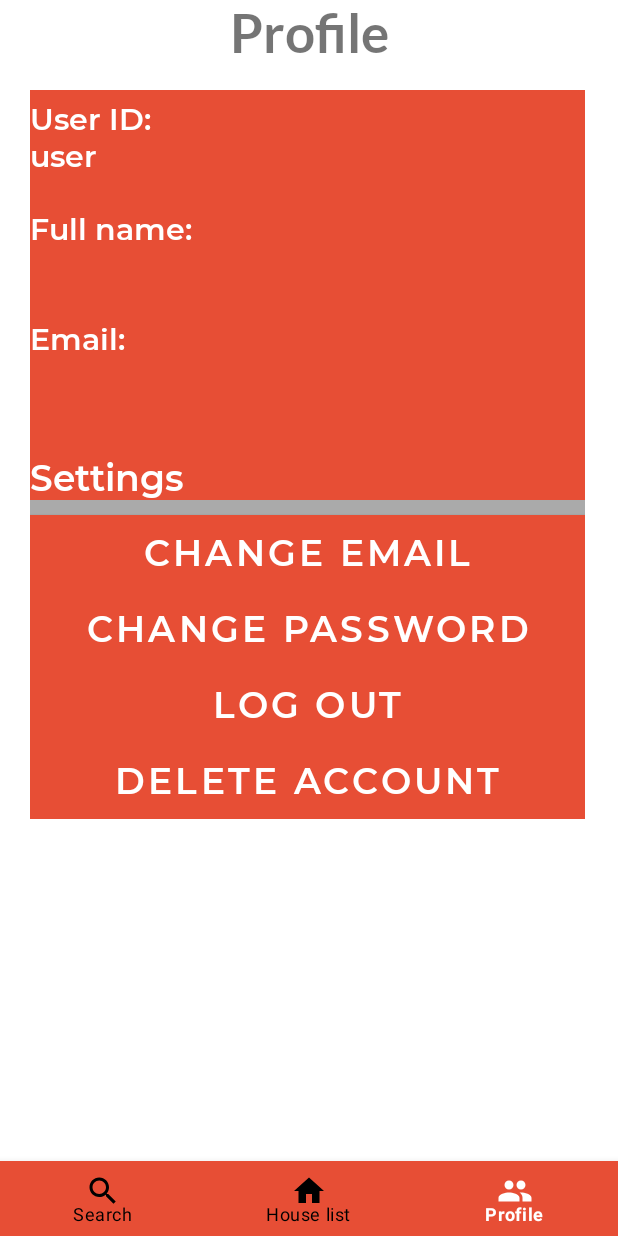
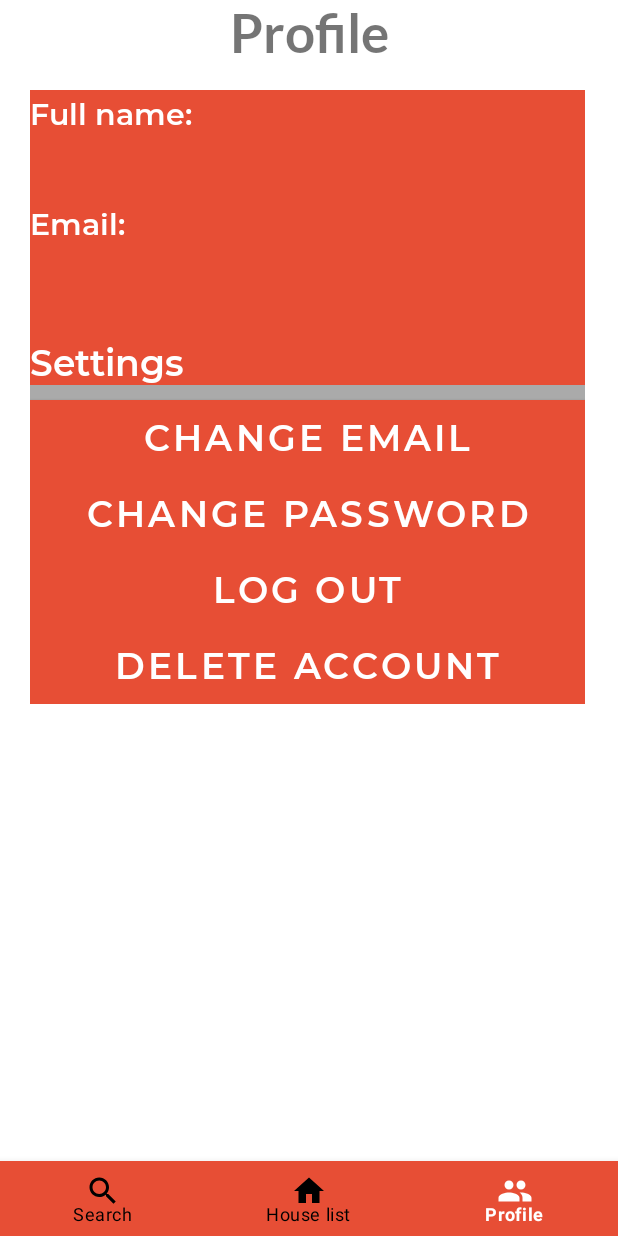
Before and after one commit to sergioparamo/student-housing-app, an Android app: the StudentProfile screen opened through its navigation route, on a phone screen of 412 x 824 dp. Run offline under Robolectric (Android 15) with nearby library versions, the phone set to English and light mode, and no system bars; our stand-ins replace Firebase (no records; nobody signed in at launch, a user with empty details on screens opened directly), Picasso, navigation-ui; libraries missing offline, so code that uses them is left out: com.firebase.ui.

Commit message:
Fixed filter search, resized and redesigned houses layouts, removed some unused code

```diff
--- a/app/src/main/AndroidManifest.xml
+++ b/app/src/main/AndroidManifest.xml
@@ -19,7 +19,7 @@
         android:theme="@style/AppTheme">
         <meta-data
             android:name="com.google.android.geo.API_KEY"
-            android:value="${MAPS_API_KEY}" />
+            android:value="AIzaSyBq1WDMggS_yt-yHCjqtDhc1T_xOSoIpVs" />
         <activity android:name=".models.Login" />
         <activity android:name=".Register" />
         <activity android:name=".views.HouseItemCard" />
--- a/app/src/main/java/cat/itb/studenthousing/MainActivity.java
+++ b/app/src/main/java/cat/itb/studenthousing/MainActivity.java
@@ -120,8 +120,6 @@ public class MainActivity extends AppCompatActivity {
                 Toast.makeText(MainActivity.this, "You logged out!", Toast.LENGTH_LONG).show();
             }
         });
-
-        onBackPressed();
 
     }
 
--- a/app/src/main/java/cat/itb/studenthousing/adapters/SelectedHousesRecyclerViewAdapter.java
+++ b/app/src/main/java/cat/itb/studenthousing/adapters/SelectedHousesRecyclerViewAdapter.java
@@ -83,7 +83,6 @@ public class SelectedHousesRecyclerViewAdapter extends RecyclerView.Adapter<Sele
                                 Picasso.get().load(house.getPicture()).fit().centerCrop().into(holder.picture);
 
                                 holder.title.setText("Title: " + '\n' + document.getString("title"));
-                                holder.applicationId.setText("Application ID: " + '\n' + houseApplicationArrayList.get(position).getApplicationId());
                                 holder.state.setText("State: " + houseApplicationArrayList.get(position).getState());
 
                             }
@@ -143,7 +142,7 @@ public class SelectedHousesRecyclerViewAdapter extends RecyclerView.Adapter<Sele
 
     public class ViewHolder extends RecyclerView.ViewHolder {
 
-        public TextView title, applicationId, state;
+        public TextView title, state;
         public ImageView picture;
 
         public ViewHolder(@NonNull View itemView) {
@@ -151,7 +150,6 @@ public class SelectedHousesRecyclerViewAdapter extends RecyclerView.Adapter<Sele
 
             picture = itemView.findViewById(R.id.pictureSelectedHouseId);
             title = itemView.findViewById(R.id.titleSelectedHouseId);
-            applicationId = itemView.findViewById(R.id.applicationId);
             state = itemView.findViewById(R.id.stateId);
 
 
--- a/app/src/main/java/cat/itb/studenthousing/fragments/LandingPage.java
+++ b/app/src/main/java/cat/itb/studenthousing/fragments/LandingPage.java
@@ -52,7 +52,7 @@ import static cat.itb.studenthousing.MainActivity.availableHouseArrayList;
 import static cat.itb.studenthousing.MainActivity.housesIdWithApplicationList;
 import static cat.itb.studenthousing.fragments.SelectedHouses.selectedHousesRecyclerViewAdapter;
 
-public class LandingPage extends Fragment {
+public class LandingPage extends Fragment implements View.OnClickListener {
 
     public static FirebaseFirestore db;
     private RecyclerView mRecyclerView;
@@ -112,6 +112,7 @@ public class LandingPage extends Fragment {
         minPrice = v.findViewById(R.id.minPriceEditText);
         areaSpinner = v.findViewById(R.id.areaSpinner);
         searchButton = v.findViewById(R.id.searchButton);
+        searchButton.setOnClickListener(this);
         searchByMapImageView = v.findViewById(R.id.searchByMapImageView);
 
         ArrayAdapter<CharSequence> Spinneradapter = ArrayAdapter.createFromResource(getContext(), R.array.bcnareas, android.R.layout.simple_spinner_item);
@@ -131,46 +132,12 @@ public class LandingPage extends Fragment {
             }
         });
 
-        searchButton.setOnClickListener(new View.OnClickListener() {
+        searchByMapImageView.setOnClickListener(new View.OnClickListener() {
             @Override
             public void onClick(View v) {
 
+                Intent fromHouseItemCardToMapsActivity = new Intent(v.getContext(), MapsActivity.class);
 
-                minValue = minPrice.getText().toString();
-                maxValue = maxPrice.getText().toString();
-
-                int minVal, maxVal;
-
-                if (!TextUtils.isEmpty(minValue) && TextUtils.isDigitsOnly(minValue)) {
-
-                    minVal = Integer.parseInt(minValue);
-                } else {
-                    minVal = 0;
-                }
-
-                if (!TextUtils.isEmpty(maxValue) && TextUtils.isDigitsOnly(maxValue)) {
-                    maxVal = Integer.parseInt(maxValue);
-                } else {
-                    maxVal = 0;
-                }
-
-                if (maxVal == 0 || minVal == 0) {
-
-                    Toast.makeText(getContext(), "You have to add a value", Toast.LENGTH_LONG).show();
-
-                } else {
-                    loadHousesFromFilter(minVal, maxVal, area);
-                }
-
-            }
-        });
-
-        searchByMapImageView.setOnClickListener(new View.OnClickListener() {
-            @Override
-            public void onClick(View v) {
-                //To load fragment to search the house
-                Intent fromHouseItemCardToMapsActivity = new Intent(v.getContext(), MapsActivity.class);
-                //fromHouseItemCardToMapsActivity.putExtra("house", availableHouseArrayList);
                 startActivity(fromHouseItemCardToMapsActivity);
             }
         });
@@ -185,10 +152,10 @@ public class LandingPage extends Fragment {
             @Override
             public void onSwiped(RecyclerView.ViewHolder viewHolder, int swipeDir) {
                 Toast.makeText(getContext(), R.string.application_created, Toast.LENGTH_SHORT).show();
-                //Remove swiped item from list and notify the RecyclerView
+
                 int position = viewHolder.getAbsoluteAdapterPosition();
 
-                //crear aplicacion
+
                 String userId = FirebaseAuth.getInstance().getCurrentUser().getUid();
                 Random random = new Random();
                 HouseApplication houseApplication = new HouseApplication((userId + "_" + random.nextInt(999)), availableHouseArrayList.get(position).getHouseId(), userId, "Waiting for selection");
@@ -209,10 +176,10 @@ public class LandingPage extends Fragment {
 
         return v;
     }
-    //This method will first create an array list of Strings with all the houses ID on the "applications" table
-    // Then it will execute a query to retrieve all the houses that are not on the array list (available)
 
     public void loadAvailableHouses() {
+
+        availableHouseArrayList.removeAll(availableHouseArrayList);
 
 
         db.collection("applications")
@@ -261,29 +228,6 @@ public class LandingPage extends Fragment {
                                         mRecyclerView.setItemAnimator(new DefaultItemAnimator());
 
 
-                                        //load all the images to the arraylist
-/*
-
-                                        MainActivity.images = new Bitmap[availableHouseArrayList.size()];
-
-                                        int counter = 0;
-
-                                        for (House house : availableHouseArrayList) {
-
-
-                                            checkAndroidData(new Listener<Bitmap[]>() {
-                                                @Override
-                                                public void on(Bitmap[] arg) {
-                                                    MainActivity.images[availableHouseArrayList.indexOf(house)] = arg[0];
-                                                }
-
-
-                                            }, house);
-                                        }
-
-                                        consoleMessages.printMessage("SIZE OF THE IMAGES " + MainActivity.images.length);*/
-
-
                                     }
                                 })
                                 .addOnFailureListener(new OnFailureListener() {
@@ -302,7 +246,6 @@ public class LandingPage extends Fragment {
 
     private void loadHousesFromFilter(int minValue, int maxValue, String area) {
 
-        //cleaning the array
         availableHouseArrayList.removeAll(availableHouseArrayList);
         availableHousesRecyclerViewAdapter.notifyDataSetChanged();
 
@@ -340,23 +283,12 @@ public class LandingPage extends Fragment {
                             }
 
                         }
+
                         availableHousesRecyclerViewAdapter = new AvailableHousesRecyclerViewAdapter(LandingPage.this, availableHouseArrayList);
                         mRecyclerView.setAdapter(availableHousesRecyclerViewAdapter);
                         mRecyclerView.setItemAnimator(new DefaultItemAnimator());
 
                         searchButton.setText("Clear search");
-
-                        searchButton.setOnClickListener(new View.OnClickListener() {
-                            @Override
-                            public void onClick(View v) {
-                                searchButton.setText(R.string.search);
-                                minPrice.setText("");
-                                maxPrice.setText("");
-                                areaSpinner.setVerticalScrollbarPosition(0);
-                                loadAvailableHouses();
-
-                            }
-                        });
 
                     }
                 })
@@ -373,26 +305,52 @@ public class LandingPage extends Fragment {
         db = FirebaseFirestore.getInstance();
     }
 
-    /*public void checkAndroidData(Listener<Bitmap[]> onCompleteListener, House house) {
+    @Override
+    public void onClick(View v) {
+        switch (v.getId()) {
+            case R.id.searchButton:
+                String text = searchButton.getText().toString();
+                if (text.equals("Search")) {
+                    Toast.makeText(getContext(), "search button pulsado", Toast.LENGTH_LONG).show();
 
-        Handler uiHandler = new Handler(Looper.getMainLooper());
-        uiHandler.post(new Runnable() {
-            @Override
-            public void run() {
 
-                final Bitmap[] image = new Bitmap[1];
+                    minValue = minPrice.getText().toString();
+                    maxValue = maxPrice.getText().toString();
 
-                try {
-                    image[0] = Picasso.get().load(house.getPicture()).fit().centerCrop().get();
-                } catch (IOException e) {
-                    e.printStackTrace();
+                    int minVal, maxVal;
+
+                    if (!TextUtils.isEmpty(minValue) && TextUtils.isDigitsOnly(minValue)) {
+
+                        minVal = Integer.parseInt(minValue);
+                    } else {
+                        minVal = 0;
+                    }
+
+                    if (!TextUtils.isEmpty(maxValue) && TextUtils.isDigitsOnly(maxValue)) {
+                        maxVal = Integer.parseInt(maxValue);
+                    } else {
+                        maxVal = 0;
+                    }
+
+                    if (maxVal == 0 || minVal == 0) {
+
+                        Toast.makeText(getContext(), "You have to add a value", Toast.LENGTH_LONG).show();
+
+                    } else {
+                        String message = minVal + " " + maxVal + area;
+
+                        Toast.makeText(getContext(), message, Toast.LENGTH_LONG).show();
+
+                        loadHousesFromFilter(minVal, maxVal, area);
+                    }
+                } else {
+                    searchButton.setText(R.string.search);
+                    minPrice.setText("");
+                    maxPrice.setText("");
+                    loadAvailableHouses();
                 }
-            }
-        });
+
+                break;
+        }
     }
-
-    public interface Listener<T> {
-        void on(T arg);
-    }*/
-
 }
--- a/app/src/main/java/cat/itb/studenthousing/fragments/StudentProfile.java
+++ b/app/src/main/java/cat/itb/studenthousing/fragments/StudentProfile.java
@@ -22,7 +22,7 @@ import cat.itb.studenthousing.R;
 
 public class StudentProfile extends Fragment {
 
-    private TextView username, fullName, email, phone;
+    private TextView fullName, email, phone;
 
     @Nullable
     @Override
@@ -31,19 +31,17 @@ public class StudentProfile extends Fragment {
 
         FirebaseUser firebaseUser = FirebaseAuth.getInstance().getCurrentUser();
 
-        username = v.findViewById(R.id.usernameId);
+
         fullName = v.findViewById(R.id.fullNameId);
         email = v.findViewById(R.id.emailId);
         phone = v.findViewById(R.id.phoneId);
 
-        username.setText("User ID: " + '\n' + firebaseUser.getUid());
         fullName.setText("Full name: " + '\n' + firebaseUser.getDisplayName());
         email.setText("Email: " + '\n' + firebaseUser.getEmail());
         if (phone.getText().toString().isEmpty()) {
             phone.setVisibility(View.GONE);
 
-            //TODO IMPLEMENT UPDATE PHONE NUMBER
-            // firebaseUser.updatePhoneNumber(234);
+
         } else {
             phone.setText("Phone number: " + '\n' + firebaseUser.getPhoneNumber());
         }
--- a/app/src/main/res/layout/profile_fragment.xml
+++ b/app/src/main/res/layout/profile_fragment.xml
@@ -42,24 +42,7 @@
         android:layout_marginLeft="20dp">
 
 
-        <TextView
-            android:id="@+id/usernameId"
-            style="@style/fontItemStyle"
-            android:textSize="20dp"
-            android:layout_width="match_parent"
-            android:layout_height="wrap_content"
-            android:layout_gravity="left"
-            android:hint="Username"
-            android:paddingTop="5dp"
-            android:paddingBottom="20dp"
-            android:visibility="visible"
-            app:layout_constraintEnd_toEndOf="parent"
 
-            app:layout_constraintHorizontal_bias="1.0"
-            app:layout_constraintStart_toStartOf="parent"
-            app:layout_constraintTop_toBottomOf="parent"
-            app:layout_constraintTop_toTopOf="parent"
-            tools:ignore="RtlCompat" />
 
         <TextView
             android:id="@+id/fullNameId"
@@ -76,7 +59,6 @@
             app:layout_constraintEnd_toEndOf="parent"
             app:layout_constraintHorizontal_bias="0.0"
             app:layout_constraintStart_toStartOf="parent"
-            app:layout_constraintTop_toBottomOf="@id/usernameId"
             app:layout_constraintVertical_bias="0.0"
             tools:ignore="RtlCompat" />
 
--- a/app/src/main/res/values/strings.xml
+++ b/app/src/main/res/values/strings.xml
@@ -31,7 +31,6 @@
 
     <string name="username">Username</string>
     <string name="name">Full name</string>
-    <string name="socialsecuritynumber">Social Security Number</string>
     <string name="email">Email</string>
 
     <string name="settings">Settings</string>
@@ -61,12 +60,9 @@
 
     <string name="addhousetolist">Add to list</string>
 
-    <string name="ciutatvella">Add house</string>
     <string name="password">Password</string>
     <string name="house_card">House Information</string>
 
-    <string name="facebook_application_id" translatable="false">290663232598844</string>
-    <string name="facebook_login_protocol_scheme" translatable="false">fb290663232598844</string>
     <string name="changeemail">Change email</string>
     <string name="h">Problem</string>
     <string name="application_removed">Application removed!</string>
--- a/build.gradle
+++ b/build.gradle
@@ -7,7 +7,7 @@ buildscript {
     }
     dependencies {
         classpath "com.android.tools.build:gradle:4.1.3"
-        classpath 'com.google.gms:google-services:4.3.5'
+        classpath 'com.google.gms:google-services:4.3.8'
         classpath 'androidx.navigation:navigation-safe-args-gradle-plugin:2.3.5'
 
 
```
Also changed, not shown: app/src/main/java/cat/itb/studenthousing/adapters/AvailableHousesRecyclerViewAdapter.java (+4 -3 lines), app/src/main/java/cat/itb/studenthousing/components/SwipeToDeleteCallback.java (deleted, +0 -89 lines), app/src/main/java/cat/itb/studenthousing/firebase/PhoneAuthActivity.java (deleted, +0 -163 lines), app/src/main/java/cat/itb/studenthousing/views/HouseItemCard.java (+3 -4 lines), app/src/main/res/layout/house_information_activity.xml (+1 -33 lines), app/src/main/res/layout/house_list.xml (+20 -20 lines), app/src/main/res/layout/selected_house_list.xml (+1 -19 lines).
